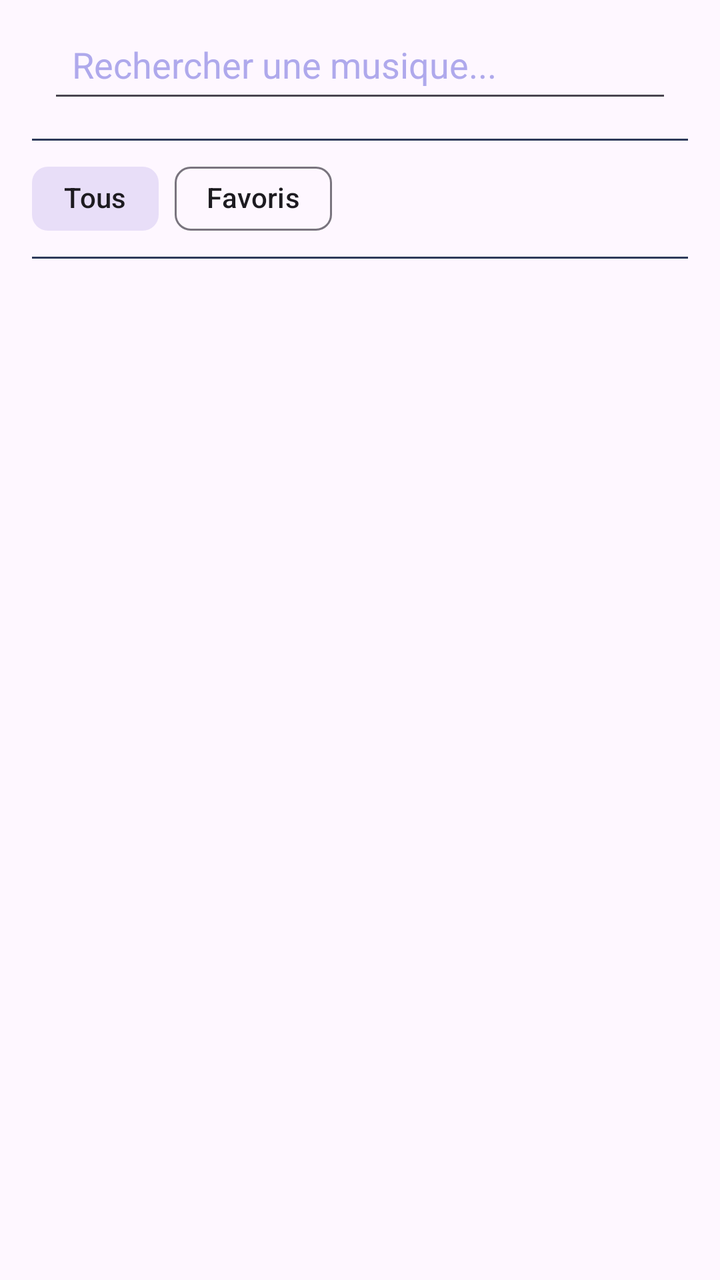
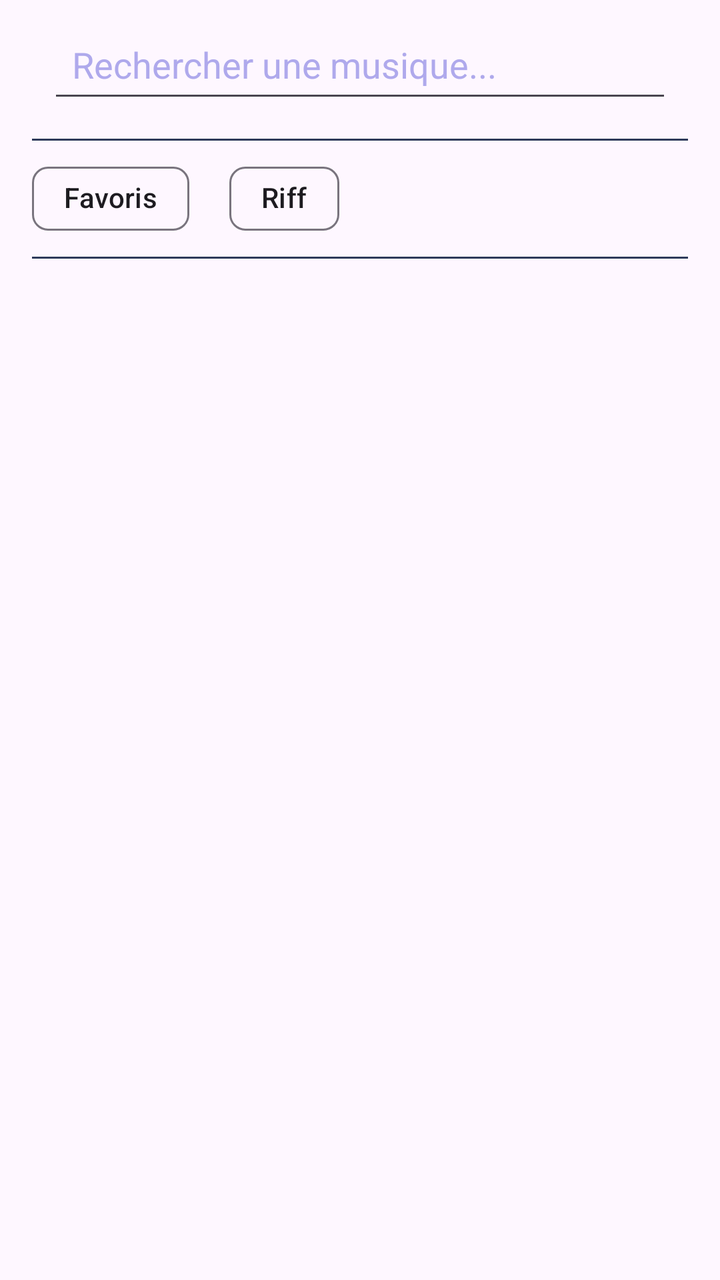

The first picture is an Android layout as it rendered before a commit; the second is the same layout after the commit. The layout source and the unified diff follow.
<!-- AndroidManifest.xml: application theme Theme.Guitar -->
<!-- res/layout/fragment_musics.xml -->
<?xml version="1.0" encoding="utf-8"?>
<LinearLayout xmlns:android="http://schemas.android.com/apk/res/android"
    xmlns:app="http://schemas.android.com/apk/res-auto"
    android:layout_width="match_parent"
    android:layout_height="match_parent"
    android:paddingLeft="16dp"
    android:paddingRight="16dp"
    android:orientation="vertical"
    android:gravity="top">

    <EditText
        android:id="@+id/searchInput"
        android:layout_width="match_parent"
        android:layout_height="wrap_content"
        android:layout_margin="8dp"
        android:padding="12dp"
        android:hint="Rechercher une musique..."
        android:textColor="@color/dark_text"
        android:textColorHint="@color/dark_textSecondary"
        android:inputType="text"
        android:drawableTint="@color/dark_textSecondary"
        android:drawablePadding="8dp" />

    <View
        android:layout_width="match_parent"
        android:layout_height="1dp"
        android:background="@color/dark_line"
        android:layout_marginTop="5dp"
        android:layout_marginBottom="5dp"/>

    <HorizontalScrollView
        android:layout_width="match_parent"
        android:layout_height="wrap_content"
        android:scrollbars="none"
        android:overScrollMode="never">

        <LinearLayout
            android:layout_width="wrap_content"
            android:layout_height="wrap_content"
            android:orientation="horizontal">

            <com.google.android.material.chip.ChipGroup
                android:id="@+id/chipGroupFavorite"
                android:layout_width="wrap_content"
                android:layout_height="wrap_content"
                app:singleSelection="true"
                app:selectionRequired="true">

                <com.google.android.material.chip.Chip
                    android:id="@+id/chipAll"
                    android:layout_width="wrap_content"
                    android:layout_height="wrap_content"
                    android:text="Tous"
                    android:checkable="true"
                    android:checked="true"/>

                <com.google.android.material.chip.Chip
                    android:id="@+id/chipFavorite"
                    android:layout_width="wrap_content"
                    android:layout_height="wrap_content"
                    android:text="Favoris"
                    android:checkable="true"/>

            </com.google.android.material.chip.ChipGroup>

            <Spinner
                android:id="@+id/spinnerStatus"
                android:layout_width="wrap_content"
                android:layout_height="match_parent"
                android:layout_marginStart="20dp"
                android:layout_marginTop="7dp"
                android:layout_marginBottom="7dp"
                android:background="@drawable/spinner_chip_background"/>

            <Spinner
                android:id="@+id/spinnerDifficulty"
                android:layout_width="wrap_content"
                android:layout_height="match_parent"
                android:layout_marginStart="20dp"
                android:layout_marginTop="7dp"
                android:layout_marginBottom="7dp"
                android:background="@drawable/spinner_chip_background"/>

        </LinearLayout>

    </HorizontalScrollView>

    <View
        android:layout_width="match_parent"
        android:layout_height="1dp"
        android:background="@color/dark_line"
        android:layout_marginTop="5dp"
        android:layout_marginBottom="5dp"/>

    <androidx.recyclerview.widget.RecyclerView
        android:id="@+id/recyclerView"
        android:layout_width="match_parent"
        android:layout_height="match_parent"
        android:layout_marginLeft="8dp"
        android:layout_marginRight="8dp"
        >
    </androidx.recyclerview.widget.RecyclerView>
</LinearLayout>
<!-- resources referenced by this layout -->
<resources>
  <color name="dark_line">#2E3A5A</color>
  <color name="dark_text">#EEEDFE</color>
  <color name="dark_textSecondary">#AFA9EC</color>
  <!-- drawable spinner_chip_background (drawable) -->
  <?xml version="1.0" encoding="utf-8"?>
  <shape xmlns:android="http://schemas.android.com/apk/res/android"
      android:shape="rectangle">
      <corners android:radius="8dp"/>
      <solid android:color="@color/dark_background2"/>
      <stroke android:width="1dp" android:color="@color/dark_line"/>
  </shape>
  <style name="Theme.Guitar" parent="Base.Theme.Guitar">
          <item name="android:windowTranslucentStatus">false</item>
          <item name="android:windowDrawsSystemBarBackgrounds">true</item>
      </style>
  <color name="dark_background2">#12122A</color>
  <style name="Base.Theme.Guitar" parent="Theme.Material3.DayNight.NoActionBar">
          
          
      </style>
</resources>

<!-- the commit's change to res/layout/fragment_musics.xml (unified diff, before → after) -->
@@ -44,15 +44,7 @@
                 android:layout_width="wrap_content"
                 android:layout_height="wrap_content"
                 app:singleSelection="true"
-                app:selectionRequired="true">
-
-                <com.google.android.material.chip.Chip
-                    android:id="@+id/chipAll"
-                    android:layout_width="wrap_content"
-                    android:layout_height="wrap_content"
-                    android:text="Tous"
-                    android:checkable="true"
-                    android:checked="true"/>
+                app:selectionRequired="false">
 
                 <com.google.android.material.chip.Chip
                     android:id="@+id/chipFavorite"
@@ -62,6 +54,24 @@
                     android:checkable="true"/>
 
             </com.google.android.material.chip.ChipGroup>
+
+            <com.google.android.material.chip.ChipGroup
+                android:id="@+id/chipGroupRiff"
+                android:layout_width="wrap_content"
+                android:layout_height="wrap_content"
+                android:layout_marginStart="20dp"
+                app:singleSelection="true"
+                app:selectionRequired="false">
+
+                <com.google.android.material.chip.Chip
+                    android:id="@+id/chipRiff"
+                    android:layout_width="wrap_content"
+                    android:layout_height="wrap_content"
+                    android:text="Riff"
+                    android:checkable="true"/>
+
+            </com.google.android.material.chip.ChipGroup>
+
 
             <Spinner
                 android:id="@+id/spinnerStatus"
